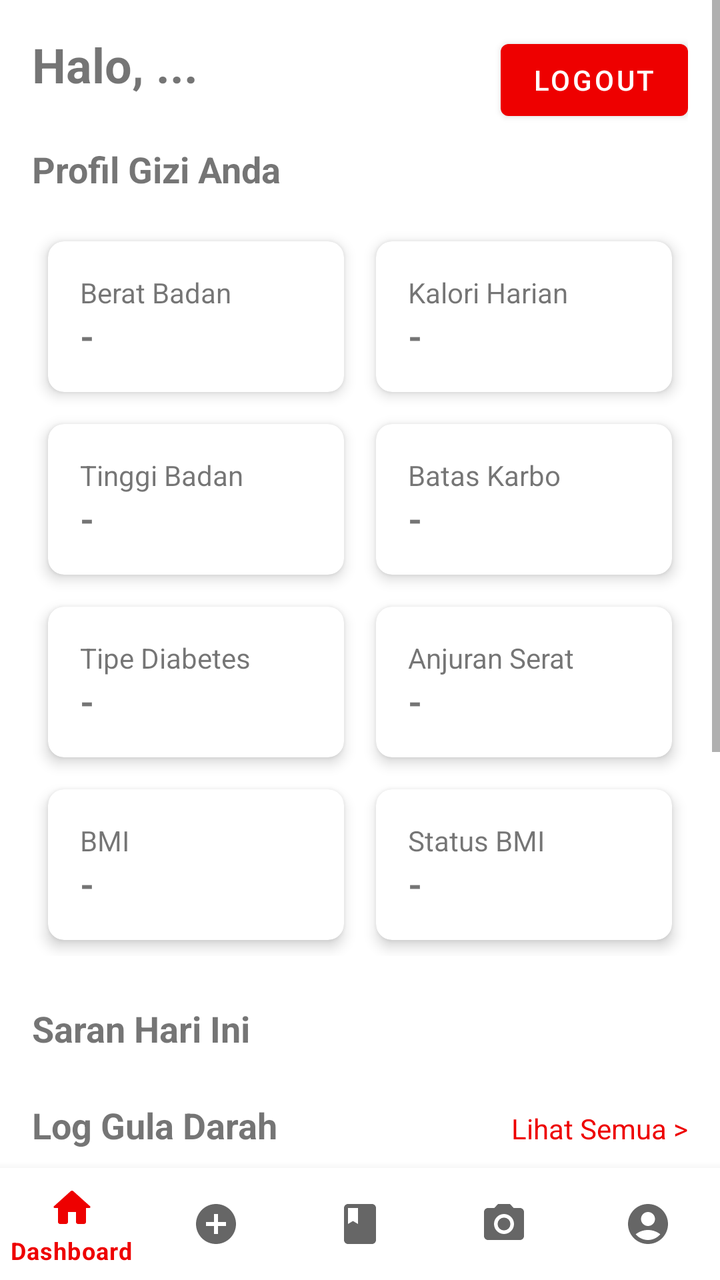
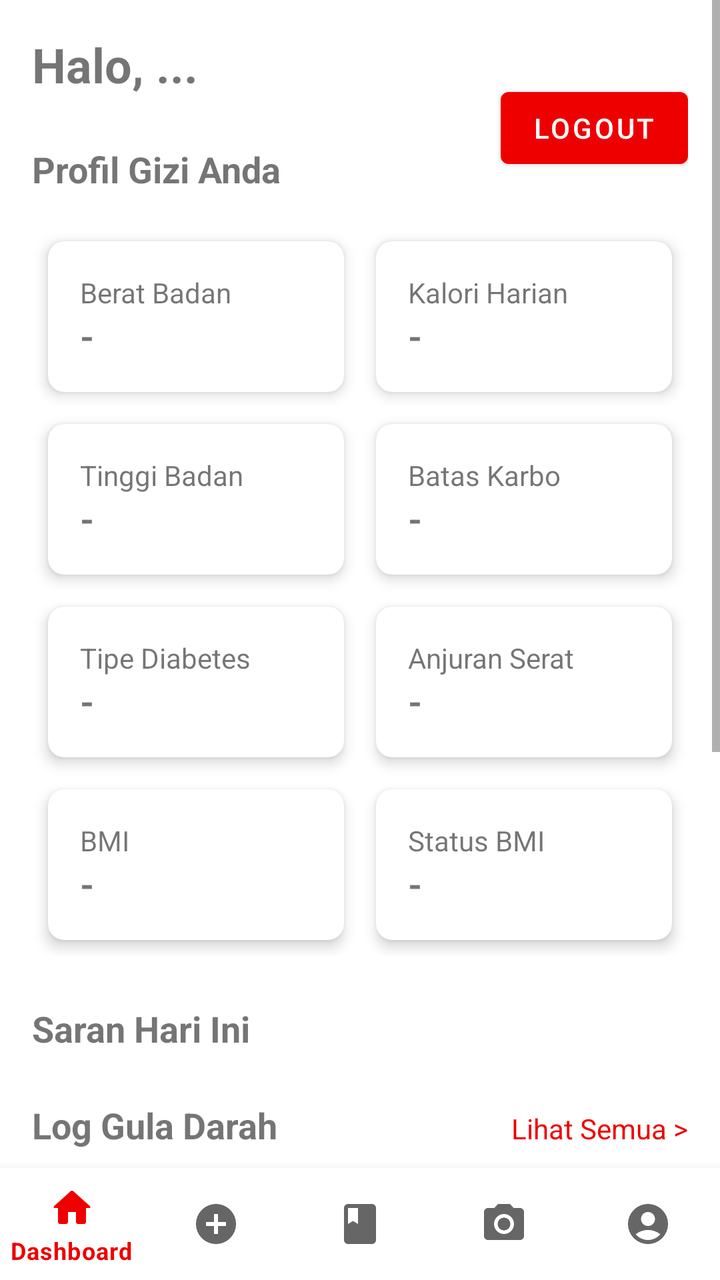

An Android layout rendered at two revisions. The XML below is the earlier revision; the diff shows what the commit changed to produce the second picture.
<!-- AndroidManifest.xml: application theme Theme.MyApplication -->
<!-- res/layout/activity_dashboard.xml -->
<?xml version="1.0" encoding="utf-8"?>
<RelativeLayout xmlns:android="http://schemas.android.com/apk/res/android"
    xmlns:app="http://schemas.android.com/apk/res-auto"
    xmlns:tools="http://schemas.android.com/tools"
    android:layout_width="match_parent"
    android:layout_height="match_parent"
    tools:context=".DashboardActivity">

    <ScrollView
        android:layout_width="match_parent"
        android:layout_height="match_parent"
        android:layout_above="@id/bottom_navigation"
        android:fillViewport="true">

        <androidx.constraintlayout.widget.ConstraintLayout
            android:layout_width="match_parent"
            android:layout_height="wrap_content"
            android:padding="16dp">

            <TextView
                android:id="@+id/tvHaloUser"
                android:layout_width="wrap_content"
                android:layout_height="wrap_content"
                android:text="Halo, ..."
                android:textSize="24sp"
                android:textStyle="bold"
                app:layout_constraintStart_toStartOf="parent"
                app:layout_constraintTop_toTopOf="parent" />

            <Button
                android:id="@+id/btnLogout"
                android:layout_width="wrap_content"
                android:layout_height="wrap_content"
                android:text="Logout"
                app:layout_constraintEnd_toEndOf="parent"
                app:layout_constraintTop_toTopOf="parent" />

            <TextView
                android:id="@+id/tvJudulProfil"
                android:layout_width="wrap_content"
                android:layout_height="wrap_content"
                android:layout_marginTop="24dp"
                android:text="Profil Gizi Anda"
                android:textSize="18sp"
                android:textStyle="bold"
                app:layout_constraintStart_toStartOf="parent"
                app:layout_constraintTop_toBottomOf="@id/tvHaloUser" />

            <GridLayout
                android:id="@+id/gridProfil"
                android:layout_width="0dp"
                android:layout_height="wrap_content"
                android:layout_marginTop="16dp"
                android:columnCount="2"
                android:rowCount="4"
                app:layout_constraintEnd_toEndOf="parent"
                app:layout_constraintStart_toStartOf="parent"
                app:layout_constraintTop_toBottomOf="@id/tvJudulProfil">

                <androidx.cardview.widget.CardView
                    android:layout_width="0dp"
                    android:layout_height="wrap_content"
                    android:layout_columnWeight="1"
                    android:layout_margin="8dp"
                    app:cardElevation="4dp"
                    app:cardCornerRadius="8dp">
                    <LinearLayout
                        android:layout_width="match_parent"
                        android:layout_height="wrap_content"
                        android:orientation="vertical"
                        android:padding="16dp">
                        <TextView
                            android:layout_width="wrap_content"
                            android:layout_height="wrap_content"
                            android:text="Berat Badan" />
                        <TextView
                            android:id="@+id/tvBeratBadanValue"
                            android:layout_width="wrap_content"
                            android:layout_height="wrap_content"
                            android:text="-"
                            android:textSize="18sp"
                            android:textStyle="bold" />
                    </LinearLayout>
                </androidx.cardview.widget.CardView>

                <androidx.cardview.widget.CardView
                    android:layout_width="0dp"
                    android:layout_height="wrap_content"
                    android:layout_columnWeight="1"
                    android:layout_margin="8dp"
                    app:cardElevation="4dp"
                    app:cardCornerRadius="8dp">
                    <LinearLayout
                        android:layout_width="match_parent"
                        android:layout_height="wrap_content"
                        android:orientation="vertical"
                        android:padding="16dp">
                        <TextView
                            android:layout_width="wrap_content"
                            android:layout_height="wrap_content"
                            android:text="Kalori Harian" />
                        <TextView
                            android:id="@+id/tvKaloriValue"
                            android:layout_width="wrap_content"
                            android:layout_height="wrap_content"
                            android:text="-"
                            android:textSize="18sp"
                            android:textStyle="bold" />
                    </LinearLayout>
                </androidx.cardview.widget.CardView>

                <androidx.cardview.widget.CardView
                    android:layout_width="0dp"
                    android:layout_height="wrap_content"
                    android:layout_columnWeight="1"
                    android:layout_margin="8dp"
                    app:cardElevation="4dp"
                    app:cardCornerRadius="8dp">
                    <LinearLayout
                        android:layout_width="match_parent"
                        android:layout_height="wrap_content"
                        android:orientation="vertical"
                        android:padding="16dp">
                        <TextView
                            android:layout_width="wrap_content"
                            android:layout_height="wrap_content"
                            android:text="Tinggi Badan" />
                        <TextView
                            android:id="@+id/tvTinggiBadanValue"
                            android:layout_width="wrap_content"
                            android:layout_height="wrap_content"
                            android:text="-"
                            android:textSize="18sp"
                            android:textStyle="bold" />
                    </LinearLayout>
                </androidx.cardview.widget.CardView>

                <androidx.cardview.widget.CardView
                    android:layout_width="0dp"
                    android:layout_height="wrap_content"
                    android:layout_columnWeight="1"
                    android:layout_margin="8dp"
                    app:cardElevation="4dp"
                    app:cardCornerRadius="8dp">
                    <LinearLayout
                        android:layout_width="match_parent"
                        android:layout_height="wrap_content"
                        android:orientation="vertical"
                        android:padding="16dp">
                        <TextView
                            android:layout_width="wrap_content"
                            android:layout_height="wrap_content"
                            android:text="Batas Karbo" />
                        <TextView
                            android:id="@+id/tvKarboValue"
                            android:layout_width="wrap_content"
                            android:layout_height="wrap_content"
                            android:text="-"
                            android:textSize="18sp"
                            android:textStyle="bold" />
                    </LinearLayout>
                </androidx.cardview.widget.CardView>

                <androidx.cardview.widget.CardView
                    android:layout_width="0dp"
                    android:layout_height="wrap_content"
                    android:layout_columnWeight="1"
                    android:layout_margin="8dp"
                    app:cardElevation="4dp"
                    app:cardCornerRadius="8dp">
                    <LinearLayout
                        android:layout_width="match_parent"
                        android:layout_height="wrap_content"
                        android:orientation="vertical"
                        android:padding="16dp">
                        <TextView
                            android:layout_width="wrap_content"
                            android:layout_height="wrap_content"
                            android:text="Tipe Diabetes" />
                        <TextView
                            android:id="@+id/tvTipeDiabetesValue"
                            android:layout_width="wrap_content"
                            android:layout_height="wrap_content"
                            android:text="-"
                            android:textSize="18sp"
                            android:textStyle="bold" />
                    </LinearLayout>
                </androidx.cardview.widget.CardView>

                <androidx.cardview.widget.CardView
                    android:layout_width="0dp"
                    android:layout_height="wrap_content"
                    android:layout_columnWeight="1"
                    android:layout_margin="8dp"
                    app:cardElevation="4dp"
                    app:cardCornerRadius="8dp">
                    <LinearLayout
                        android:layout_width="match_parent"
                        android:layout_height="wrap_content"
                        android:orientation="vertical"
                        android:padding="16dp">
                        <TextView
                            android:layout_width="wrap_content"
                            android:layout_height="wrap_content"
                            android:text="Anjuran Serat" />
                        <TextView
                            android:id="@+id/tvSeratValue"
                            android:layout_width="wrap_content"
                            android:layout_height="wrap_content"
                            android:text="-"
                            android:textSize="18sp"
                            android:textStyle="bold" />
                    </LinearLayout>
                </androidx.cardview.widget.CardView>

                <androidx.cardview.widget.CardView
                    android:layout_width="0dp"
                    android:layout_height="wrap_content"
                    android:layout_columnWeight="1"
                    android:layout_margin="8dp"
                    app:cardElevation="4dp"
                    app:cardCornerRadius="8dp">
                    <LinearLayout
                        android:layout_width="match_parent"
                        android:layout_height="wrap_content"
                        android:orientation="vertical"
                        android:padding="16dp">
                        <TextView
                            android:layout_width="wrap_content"
                            android:layout_height="wrap_content"
                            android:text="BMI" />
                        <TextView
                            android:id="@+id/tvBmiValue"
                            android:layout_width="wrap_content"
                            android:layout_height="wrap_content"
                            android:text="-"
                            android:textSize="18sp"
                            android:textStyle="bold" />
                    </LinearLayout>
                </androidx.cardview.widget.CardView>

                <androidx.cardview.widget.CardView
                    android:layout_width="0dp"
                    android:layout_height="wrap_content"
                    android:layout_columnWeight="1"
                    android:layout_margin="8dp"
                    app:cardElevation="4dp"
                    app:cardCornerRadius="8dp">
                    <LinearLayout
                        android:layout_width="match_parent"
                        android:layout_height="wrap_content"
                        android:orientation="vertical"
                        android:padding="16dp">
                        <TextView
                            android:layout_width="wrap_content"
                            android:layout_height="wrap_content"
                            android:text="Status BMI" />
                        <TextView
                            android:id="@+id/tvStatusBmiValue"
                            android:layout_width="wrap_content"
                            android:layout_height="wrap_content"
                            android:text="-"
                            android:textSize="18sp"
                            android:textStyle="bold" />
                    </LinearLayout>
                </androidx.cardview.widget.CardView>
            </GridLayout>


            <TextView
                android:id="@+id/tvJudulSaran"
                android:layout_width="wrap_content"
                android:layout_height="wrap_content"
                android:layout_marginTop="24dp"
                android:text="Saran Hari Ini"
                android:textSize="18sp"
                android:textStyle="bold"
                app:layout_constraintStart_toStartOf="parent"
                app:layout_constraintTop_toBottomOf="@id/gridProfil" />

            <androidx.cardview.widget.CardView
                android:id="@+id/cardSaran"
                android:layout_width="0dp"
                android:layout_height="wrap_content"
                android:layout_marginTop="8dp"
                app:cardBackgroundColor="@color/light_yellow"
                app:cardCornerRadius="8dp"
                app:cardElevation="4dp"
                android:visibility="gone"
                tools:visibility="visible"
                app:layout_constraintEnd_toEndOf="parent"
                app:layout_constraintStart_toStartOf="parent"
                app:layout_constraintTop_toBottomOf="@id/tvJudulSaran">

                <androidx.constraintlayout.widget.ConstraintLayout
                    android:layout_width="match_parent"
                    android:layout_height="wrap_content"
                    android:padding="16dp">

                    <TextView
                        android:id="@+id/emoji_saran"
                        android:layout_width="wrap_content"
                        android:layout_height="wrap_content"
                        android:text="💬"
                        android:textSize="24sp"
                        app:layout_constraintStart_toStartOf="parent"
                        app:layout_constraintTop_toTopOf="parent" />

                    <TextView
                        android:id="@+id/tvSaranText"
                        android:layout_width="0dp"
                        android:layout_height="wrap_content"
                        android:layout_marginStart="12dp"
                        android:lineSpacingMultiplier="1.2"
                        android:text="Memuat saran..."
                        android:textSize="14sp"

                        app:layout_constraintEnd_toEndOf="parent"
                        app:layout_constraintStart_toEndOf="@id/emoji_saran"
                        app:layout_constraintTop_toTopOf="parent" />

                </androidx.constraintlayout.widget.ConstraintLayout>
            </androidx.cardview.widget.CardView>


            <TextView
                android:id="@+id/tvJudulChart"
                android:layout_width="wrap_content"
                android:layout_height="wrap_content"
                android:layout_marginTop="24dp"
                android:text="Log Gula Darah"
                android:textSize="18sp"
                android:textStyle="bold"
                app:layout_constraintStart_toStartOf="parent"
                app:layout_constraintTop_toBottomOf="@id/cardSaran" />

            <TextView
                android:id="@+id/tvLihatRiwayat"
                android:layout_width="wrap_content"
                android:layout_height="wrap_content"
                android:text="Lihat Semua >"
                android:textColor="?attr/colorPrimary"
                app:layout_constraintBaseline_toBaselineOf="@id/tvJudulChart"
                app:layout_constraintEnd_toEndOf="parent" />

            <com.github.mikephil.charting.charts.LineChart
                android:id="@+id/chartGulaDarah"
                android:layout_width="0dp"
                android:layout_height="300dp"
                android:layout_marginTop="16dp"
                app:layout_constraintEnd_toEndOf="parent"
                app:layout_constraintStart_toStartOf="parent"
                app:layout_constraintTop_toBottomOf="@id/tvJudulChart" />

            <LinearLayout
                android:id="@+id/layoutNoData"
                android:layout_width="wrap_content"
                android:layout_height="wrap_content"
                android:gravity="center"
                android:orientation="vertical"
                android:visibility="gone"
                app:layout_constraintBottom_toBottomOf="@id/chartGulaDarah"
                app:layout_constraintEnd_toEndOf="@id/chartGulaDarah"
                app:layout_constraintStart_toStartOf="@id/chartGulaDarah"
                app:layout_constraintTop_toTopOf="@id/chartGulaDarah"
                tools:visibility="gone">

                <TextView
                    android:layout_width="wrap_content"
                    android:layout_height="wrap_content"
                    android:text="Belum ada data tercatat"
                    android:textColor="@color/gray"
                    android:textSize="18sp" />
                <Button
                    android:id="@+id/btnTambahDataAwal"
                    android:layout_width="wrap_content"
                    android:layout_height="wrap_content"
                    android:layout_marginTop="16dp"
                    android:text="+ Tambah Catatan Gula Darah" />
            </LinearLayout>

        </androidx.constraintlayout.widget.ConstraintLayout>

    </ScrollView>

    <com.google.android.material.bottomnavigation.BottomNavigationView
        android:id="@+id/bottom_navigation"
        android:layout_width="match_parent"
        android:layout_height="wrap_content"
        android:layout_alignParentBottom="true"
        app:menu="@menu/bottom_nav_menu" />

</RelativeLayout>
<!-- resources referenced by this layout -->
<resources>
  <color name="gray">#888888</color>
  <color name="light_yellow">#FFFFE0</color>
  <style name="Theme.MyApplication" parent="Theme.MaterialComponents.DayNight.DarkActionBar">
          
          <item name="colorPrimary">@color/purple_500</item>
          <item name="colorPrimaryVariant">@color/purple_700</item>
          <item name="colorOnPrimary">@color/white</item>
          
          <item name="colorSecondary">@color/teal_200</item>
          <item name="colorSecondaryVariant">@color/teal_700</item>
          <item name="colorOnSecondary">@color/black</item>
          
          <item name="android:statusBarColor">?attr/colorPrimaryVariant</item>
          
      </style>
  <color name="purple_500">#EE0000</color>
  <color name="purple_700">#FF3700B3</color>
  <color name="white">#FFFFFFFF</color>
  <color name="teal_200">#E69191</color>
  <color name="teal_700">#FF018786</color>
  <color name="black">#FF000000</color>
</resources>

<!-- the commit's change to res/layout/activity_dashboard.xml (unified diff, before → after) -->
@@ -31,6 +31,7 @@
                 android:id="@+id/btnLogout"
                 android:layout_width="wrap_content"
                 android:layout_height="wrap_content"
+                android:layout_marginTop="24dp"
                 android:text="Logout"
                 app:layout_constraintEnd_toEndOf="parent"
                 app:layout_constraintTop_toTopOf="parent" />
